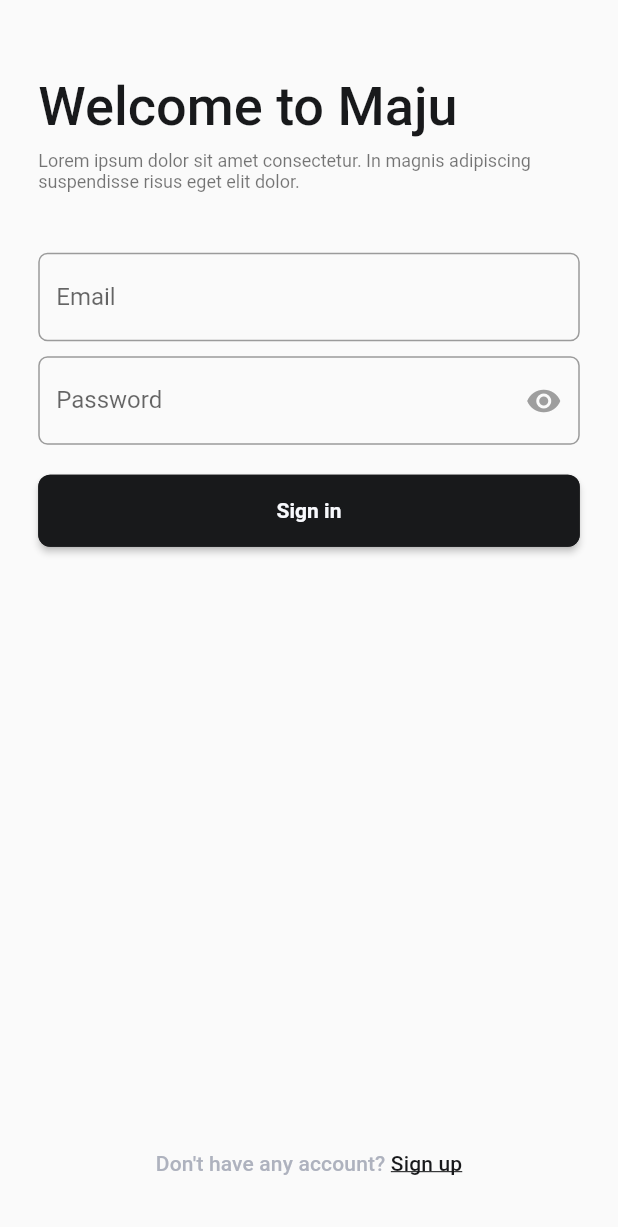
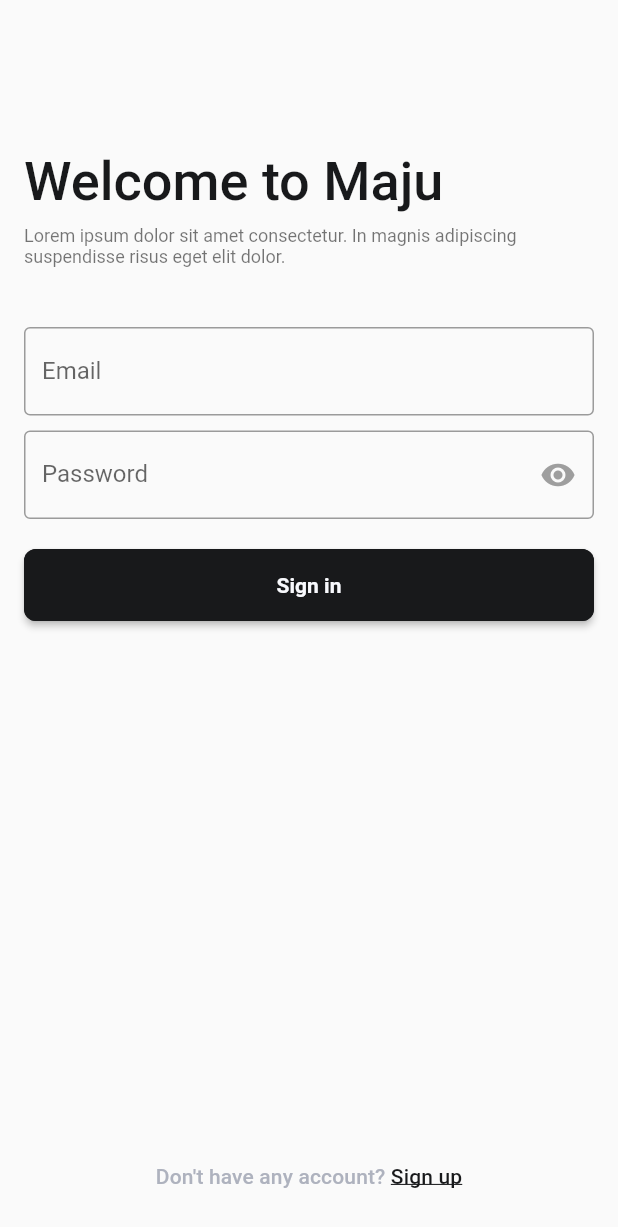
Before and after one commit to 210711042/Maju, a Flutter app: the screen it shows after launch, on a phone screen of 412 x 824 dp. Shown: the top 1227 px of the screen. Run offline on Flutter 3.47's test engine with Material 2 defaults, Android fonts, the phone set to English and light mode, and no system bars; our stand-ins replace barcode_widget, camera, carousel_slider, flutter_slidable, flutter_svg, fluttertoast and 9 more; missing offline and left inert: mobile_scanner, screen_brightness; accounts and stored records are empty.

Commit message:
feat(responsive_sizer): Fix all view using responsive_sizer

```diff
--- a/lib/views/login/login.dart
+++ b/lib/views/login/login.dart
@@ -64,10 +64,12 @@ class _LoginViewState extends State<LoginView> {
     return Scaffold(
       body: SingleChildScrollView(
         child: Padding(
-          padding: EdgeInsets.symmetric(
-            horizontal: 25.5.px,
-            vertical: 50.5.px,
-          ),
+          padding: EdgeInsets.only(
+              // horizontal: 25.5.px,
+              // vertical: 50.5.px,
+              top: 100.0.px,
+              right: 16.0.px,
+              left: 16.0.px),
           child: Column(
             crossAxisAlignment: CrossAxisAlignment.start,
             children: [
@@ -83,10 +85,8 @@ class _LoginViewState extends State<LoginView> {
               ),
               Text(
                   "Lorem ipsum dolor sit amet consectetur. In magnis adipiscing suspendisse risus eget elit dolor.",
-                  style: Theme.of(context)
-                      .textTheme
-                      .bodySmall!
-                      .copyWith(fontSize: 12.0.px, fontWeight: FontWeight.normal)),
+                  style: Theme.of(context).textTheme.bodySmall!.copyWith(
+                      fontSize: 12.0.px, fontWeight: FontWeight.normal)),
               SizedBox(
                 height: 40.0.px,
               ),
@@ -96,7 +96,7 @@ class _LoginViewState extends State<LoginView> {
                 decoration: InputDecoration(
                   labelText: 'Email',
                   border: OutlineInputBorder(
-                    borderRadius: BorderRadius.circular(6.1.px),
+                    borderRadius: BorderRadius.circular(4.0.px),
                   ),
                 ),
                 validator: (value) {
@@ -116,7 +116,7 @@ class _LoginViewState extends State<LoginView> {
                 decoration: InputDecoration(
                   labelText: 'Password',
                   border: OutlineInputBorder(
-                    borderRadius: BorderRadius.circular(6.1.px),
+                    borderRadius: BorderRadius.circular(4.0.px),
                   ),
                   suffixIcon: togglePassword(),
                 ),
@@ -144,7 +144,7 @@ class _LoginViewState extends State<LoginView> {
         ),
       ),
       bottomNavigationBar: Padding(
-        padding: EdgeInsets.only(bottom: 40.5.px),
+        padding: EdgeInsets.only(bottom: 32.px),
         child: GestureDetector(
           onTap: () {
             Navigator.of(context).push(RegisterView.route());
--- a/lib/views/product/generate_qr.dart
+++ b/lib/views/product/generate_qr.dart
@@ -20,7 +20,7 @@ class GenerateQRPage extends StatelessWidget {
     return Scaffold(
       appBar: AppBar(
         automaticallyImplyLeading: true,
-        title: const Text('QR Generate'),
+        title: Text('QR Generate $id'),
       ),
       body: Center(
         child: Padding(
--- a/lib/views/product/productDetail.dart
+++ b/lib/views/product/productDetail.dart
@@ -44,6 +44,7 @@ class _ProductDetailState extends State<ProductDetail> {
       controllerPrice.text = widget.price!.toStringAsFixed(2);
       controllerThumbnail.text = widget.thumbnail!;
       controllerDescription.text = widget.description!;
+      debugPrint(widget.id.toString());
     }
     return ResponsiveSizer(
       builder: (context, orientation, screenType) {
@@ -122,8 +123,8 @@ class _ProductDetailState extends State<ProductDetail> {
                   }).toList(),
                 ),
                 Padding(
-                    padding: const EdgeInsets.only(
-                        top: 8.0, right: 16.0, left: 16.0),
+                  padding:
+                      const EdgeInsets.only(top: 8.0, right: 16.0, left: 16.0),
                   child: Column(
                     crossAxisAlignment: CrossAxisAlignment.start,
                     children: [
```
Also changed, not shown: lib/views/home/home.dart (+20 -9 lines), lib/views/login/register.dart (+6 -6 lines), lib/views/profile/user_profile.dart (+20 -13 lines), pubspec.lock, 1 other file. Lines whose indentation alone changed are shown as unchanged.
